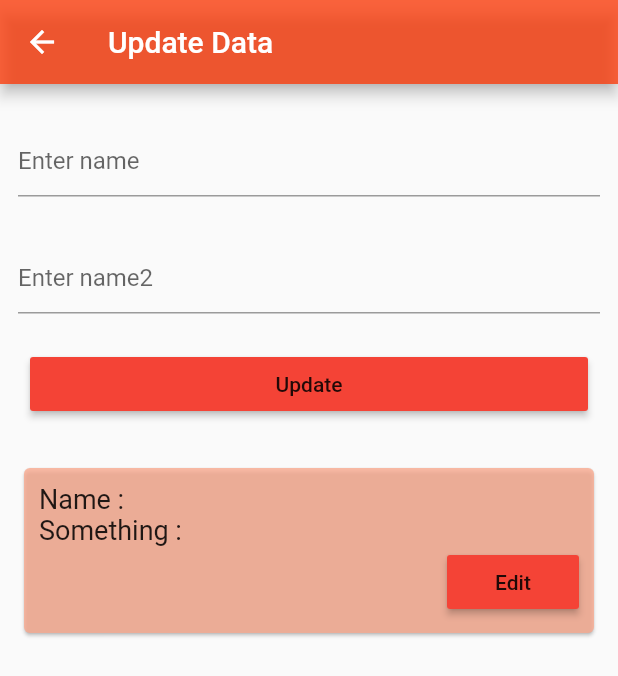
After one commit to tao-Isaman/Flutter-Firebase-Starter, a Flutter app: the screen it shows after launch, after a tap on "Create", after a tap on "Update", on a phone screen of 412 x 824 dp. The commit adds this screen. Shown: the top 676 px of the screen. Run offline on Flutter 3.47's test engine with Material 2 defaults, Android fonts, the phone set to English and light mode, and no system bars; our stand-ins replace cloud_firestore; missing offline and left inert: dart:ffi; accounts and stored records are empty.

Commit message:
add file update

```diff
--- /dev/null
+++ b/lib/UpdateDateFromFireStoreState.dart
@@ -0,0 +1,108 @@
+import 'package:cloud_firestore/cloud_firestore.dart';
+import 'package:flutter/material.dart';
+
+class UpdateDataFromFireStore extends StatefulWidget {
+  @override
+  _UpdateDataFromFireStoreState createState() =>
+      _UpdateDataFromFireStoreState();
+}
+
+class _UpdateDataFromFireStoreState extends State<UpdateDataFromFireStore> {
+  TextEditingController _controller = TextEditingController();
+  TextEditingController _controller2 = TextEditingController();
+  DocumentSnapshot _currentDocument;
+
+  _updateData() async {
+    await db
+        .collection('CRUD')
+        .document(_currentDocument.documentID)
+        .updateData(
+      {'name': _controller.text, 'name2': _controller2.text},
+    );
+  }
+
+  final db = Firestore.instance;
+
+  @override
+  Widget build(BuildContext context) {
+    return Scaffold(
+      appBar: AppBar(title: Text("Update Data"),
+        backgroundColor: Color.fromARGB(200, 252, 59, 10),),
+      body: ListView(
+        padding: EdgeInsets.all(12.0),
+        children: <Widget>[
+          Padding(
+            padding: EdgeInsets.symmetric(vertical: 15.0),
+            child: TextField(
+              controller: _controller,
+              decoration: InputDecoration(hintText: 'Enter name'),
+            ),
+          ),
+          Padding(
+            padding: EdgeInsets.symmetric(vertical: 15.0),
+            child: TextField(
+              controller: _controller2,
+              decoration: InputDecoration(hintText: 'Enter name2'),
+            ),
+          ),
+          Padding(
+            padding: const EdgeInsets.all(8.0),
+            child: RaisedButton(
+              child: Text('Update'),
+              color: Colors.red,
+              onPressed: _updateData,
+            ),
+          ),
+          SizedBox(height: 20.0),
+          StreamBuilder<QuerySnapshot>(
+              stream: db.collection('CRUD').snapshots(),
+              builder: (context, snapshot) {
+                if (snapshot.hasData) {
+                  return Column(
+                    crossAxisAlignment: CrossAxisAlignment.start,
+                    children: snapshot.data.documents.map((doc) {
+                      return Card(
+                        color: Color.fromARGB(200, 250, 169, 142),
+                          child: Padding(
+                              padding: const EdgeInsets.all(10),
+                              child: Column(
+                                crossAxisAlignment: CrossAxisAlignment.start
+                                ,children: <Widget>[
+                                Text(
+                                  'Name : ${doc.data['name']}' ,
+                                  style: TextStyle(fontSize: 18),
+                                ),
+                                Text(
+                                  'Something : ${doc.data['name2']}',
+                                  style: TextStyle(fontSize: 18),
+                                ),
+
+                                Row(
+                                    mainAxisAlignment: MainAxisAlignment.end,
+                                    children: <Widget>[
+
+                                      RaisedButton(
+                                        child: Text("Edit"),
+                                        color: Colors.red,
+                                        onPressed: () async {
+                                          setState(() {
+                                            _currentDocument = doc;
+                                            _controller.text = doc.data['name'];
+                                            _controller2.text =
+                                                doc.data['name2'];
+                                          });
+                                        },
+                                      )
+                                    ]),
+                              ])),);
+                    }).toList(),
+                  );
+                } else {
+                  return SizedBox();
+                }
+              }),
+        ],
+      ),
+    );
+  }
+}
--- a/lib/main.dart
+++ b/lib/main.dart
@@ -1,6 +1,7 @@
 import 'package:flutter/material.dart';
 import 'package:cloud_firestore/cloud_firestore.dart';
 import 'package:flutterfirsebase/Reads.dart';
+import 'package:flutterfirsebase/UpdateDateFromFireStoreState.dart';
 
 main() {
   runApp(Starter());
@@ -25,6 +26,8 @@ class _MyCustomFormState extends State<MyCustomForm> {
   final name = TextEditingController();
   final something = TextEditingController();
 
+  ///update
+
   @override
   void dispose() {
     name.dispose();
@@ -41,7 +44,8 @@ class _MyCustomFormState extends State<MyCustomForm> {
             backgroundColor: Color.fromRGBO(255, 34, 0, 0.6)),
         body: Padding(
           padding: const EdgeInsets.all(16.0),
-        child: Column(
+          child: ListView(children: <Widget>[
+            Column(
               children: <Widget>[
                 TextField(
                   controller: name,
@@ -61,6 +65,9 @@ class _MyCustomFormState extends State<MyCustomForm> {
                     filled: true,
                   ),
                 ),
+                Row(
+                  mainAxisAlignment: MainAxisAlignment.center,
+                  children: <Widget>[
                     RaisedButton(
                       onPressed: () {
                         Product pd = Product();
@@ -78,7 +85,6 @@ class _MyCustomFormState extends State<MyCustomForm> {
                       ),
                       color: Colors.green,
                     ),
-
                     RaisedButton(
                       child: Text('read'),
                       onPressed: () {
@@ -87,7 +93,17 @@ class _MyCustomFormState extends State<MyCustomForm> {
                         Navigator.of(context).push(materialPageRoute);
                       },
                     ),
-
+                    RaisedButton(
+                      color: Colors.orange,
+                      child: Text('Update'),
+                      onPressed: () {
+                        MaterialPageRoute materialPageRoute = MaterialPageRoute(
+                            builder: (BuildContext context) => UpdateDataFromFireStore());
+                        Navigator.of(context).push(materialPageRoute);
+                      },
+                    )
+                  ],
+                ),
                 StreamBuilder<QuerySnapshot>(
                   stream: db.collection('CRUD').snapshots(),
                   builder: (context, snapshot) {
@@ -103,8 +119,8 @@ class _MyCustomFormState extends State<MyCustomForm> {
                 )
               ],
             ),
-      ),
-    );
+          ]),
+        ));
   }
 
   Card buildItem(DocumentSnapshot doc) {
@@ -127,6 +143,7 @@ class _MyCustomFormState extends State<MyCustomForm> {
               mainAxisAlignment: MainAxisAlignment.end,
               children: <Widget>[
                 SizedBox(width: 8),
+
                 FlatButton(
                   onPressed: () => deleteData(doc),
                   child: Text('Delete'),
@@ -182,3 +199,5 @@ void deleteData(DocumentSnapshot doc) async {
   final db = Firestore.instance;
   await db.collection('CRUD').document(doc.documentID).delete();
 }
+
+//Update//
```
Lines whose indentation alone changed are shown as unchanged.
